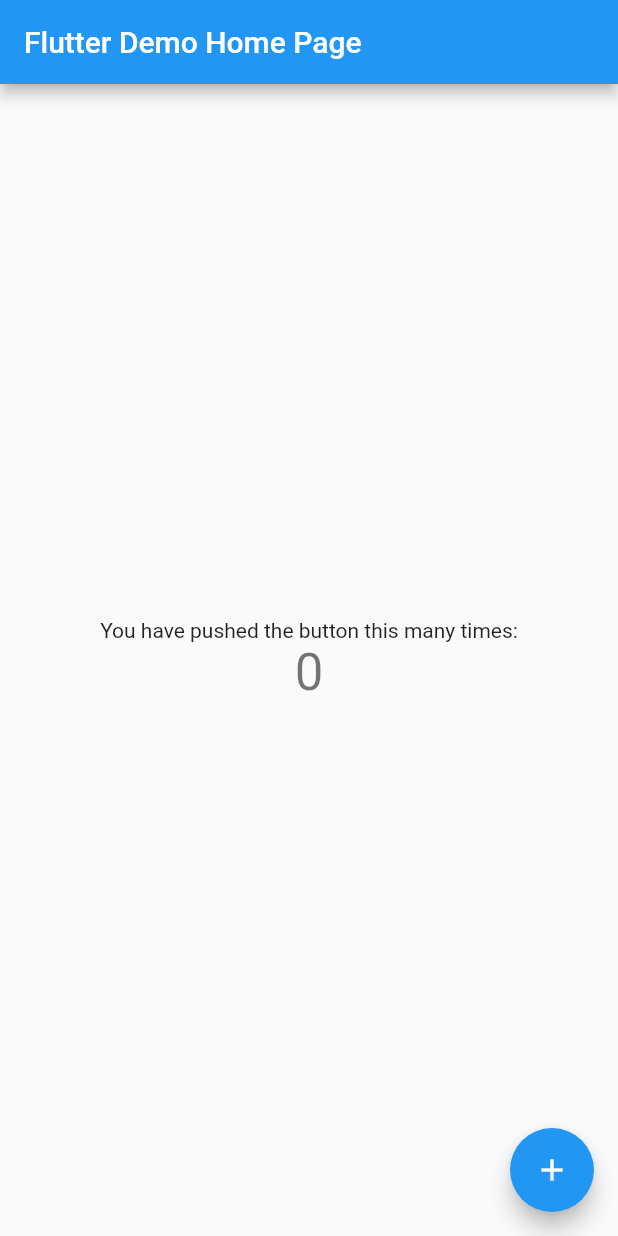
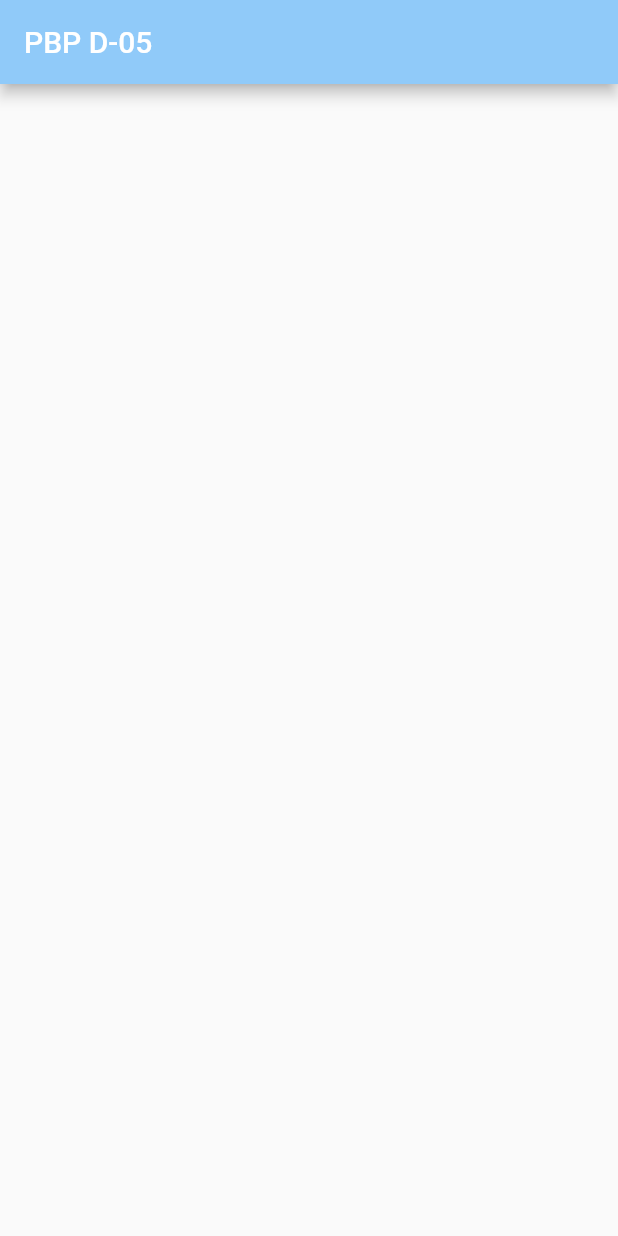
Before and after one commit to dionmkls/PBPD05-Mobile, a Flutter app: the screen it shows after launch, on a phone screen of 412 x 824 dp. Run offline on Flutter 3.47's test engine with Material 2 defaults, Android fonts, the light colour scheme and no system bars.

Commit message:
nama app/kelompok di main.dart

```diff
--- a/proyek_akhir/lib/main.dart
+++ b/proyek_akhir/lib/main.dart
@@ -1,115 +1,19 @@
 import 'package:flutter/material.dart';
 
-void main() {
-  runApp(const MyApp());
-}
+void main() => runApp(MaterialApp(
+      home: Home(),
+    ));
 
-class MyApp extends StatelessWidget {
-  const MyApp({Key? key}) : super(key: key);
+class Home extends StatelessWidget {
+  Home({Key? key}) : super(key: key);
 
-  // This widget is the root of your application.
   @override
   Widget build(BuildContext context) {
-    return MaterialApp(
-      title: 'Flutter Demo',
-      theme: ThemeData(
-        // This is the theme of your application.
-        //
-        // Try running your application with "flutter run". You'll see the
-        // application has a blue toolbar. Then, without quitting the app, try
-        // changing the primarySwatch below to Colors.green and then invoke
-        // "hot reload" (press "r" in the console where you ran "flutter run",
-        // or simply save your changes to "hot reload" in a Flutter IDE).
-        // Notice that the counter didn't reset back to zero; the application
-        // is not restarted.
-        primarySwatch: Colors.blue,
+    return Scaffold(
+      appBar: AppBar(
+        title: const Text('PBP D-05'),
+        backgroundColor: Colors.blue[200],
       ),
-      home: const MyHomePage(title: 'Flutter Demo Home Page'),
     );
   }
 }
-
-class MyHomePage extends StatefulWidget {
-  const MyHomePage({Key? key, required this.title}) : super(key: key);
-
-  // This widget is the home page of your application. It is stateful, meaning
-  // that it has a State object (defined below) that contains fields that affect
-  // how it looks.
-
-  // This class is the configuration for the state. It holds the values (in this
-  // case the title) provided by the parent (in this case the App widget) and
-  // used by the build method of the State. Fields in a Widget subclass are
-  // always marked "final".
-
-  final String title;
-
-  @override
-  State<MyHomePage> createState() => _MyHomePageState();
-}
-
-class _MyHomePageState extends State<MyHomePage> {
-  int _counter = 0;
-
-  void _incrementCounter() {
-    setState(() {
-      // This call to setState tells the Flutter framework that something has
-      // changed in this State, which causes it to rerun the build method below
-      // so that the display can reflect the updated values. If we changed
-      // _counter without calling setState(), then the build method would not be
-      // called again, and so nothing would appear to happen.
-      _counter++;
-    });
-  }
-
-  @override
-  Widget build(BuildContext context) {
-    // This method is rerun every time setState is called, for instance as done
-    // by the _incrementCounter method above.
-    //
-    // The Flutter framework has been optimized to make rerunning build methods
-    // fast, so that you can just rebuild anything that needs updating rather
-    // than having to individually change instances of widgets.
-    return Scaffold(
-      appBar: AppBar(
-        // Here we take the value from the MyHomePage object that was created by
-        // the App.build method, and use it to set our appbar title.
-        title: Text(widget.title),
-      ),
-      body: Center(
-        // Center is a layout widget. It takes a single child and positions it
-        // in the middle of the parent.
-        child: Column(
-          // Column is also a layout widget. It takes a list of children and
-          // arranges them vertically. By default, it sizes itself to fit its
-          // children horizontally, and tries to be as tall as its parent.
-          //
-          // Invoke "debug painting" (press "p" in the console, choose the
-          // "Toggle Debug Paint" action from the Flutter Inspector in Android
-          // Studio, or the "Toggle Debug Paint" command in Visual Studio Code)
-          // to see the wireframe for each widget.
-          //
-          // Column has various properties to control how it sizes itself and
-          // how it positions its children. Here we use mainAxisAlignment to
-          // center the children vertically; the main axis here is the vertical
-          // axis because Columns are vertical (the cross axis would be
-          // horizontal).
-          mainAxisAlignment: MainAxisAlignment.center,
-          children: <Widget>[
-            const Text(
-              'You have pushed the button this many times:',
-            ),
-            Text(
-              '$_counter',
-              style: Theme.of(context).textTheme.headline4,
-            ),
-          ],
-        ),
-      ),
-      floatingActionButton: FloatingActionButton(
-        onPressed: _incrementCounter,
-        tooltip: 'Increment',
-        child: const Icon(Icons.add),
-      ), // This trailing comma makes auto-formatting nicer for build methods.
-    );
-  }
-}
```
